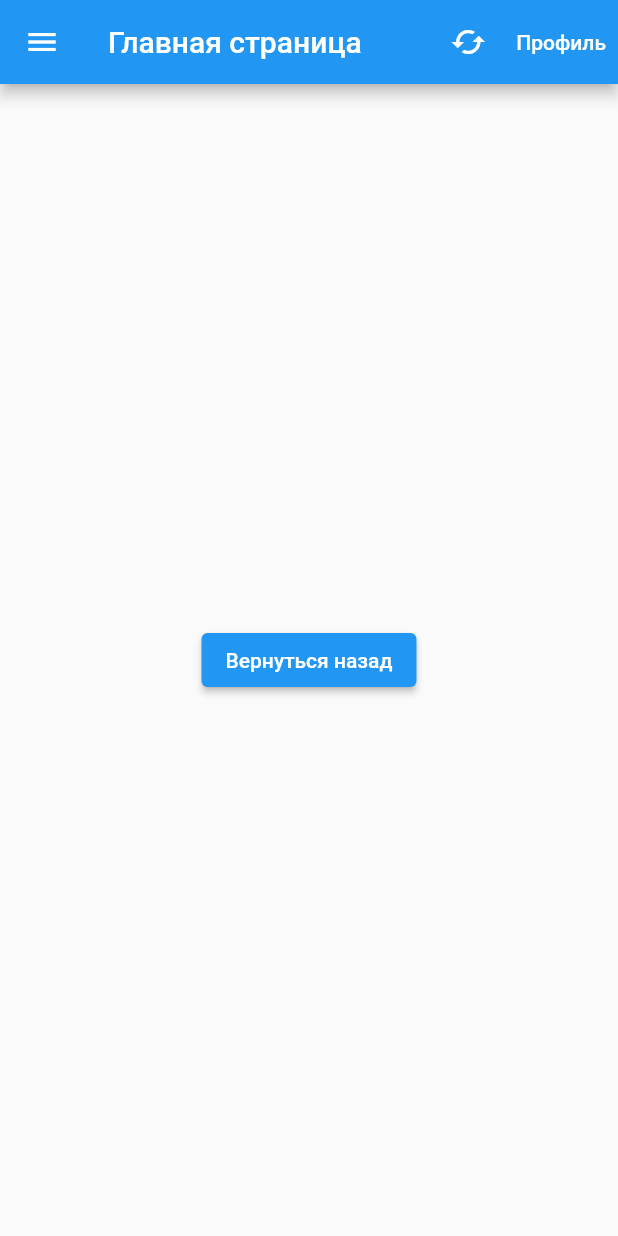
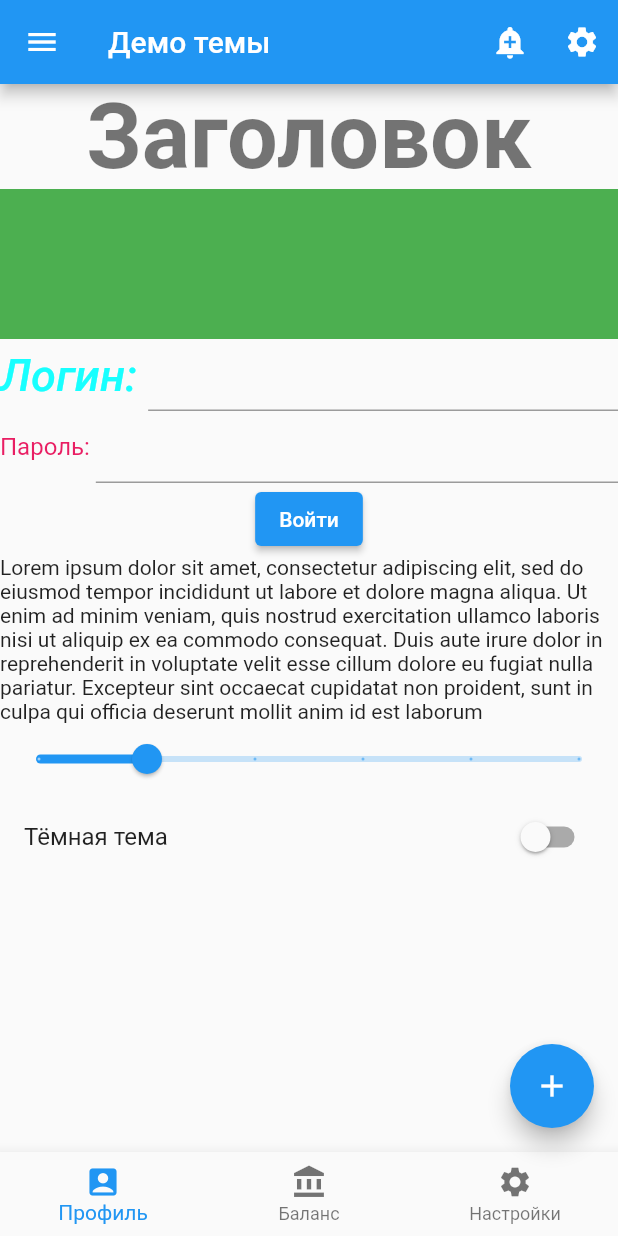
Before and after one commit to Olesya555/auth_page, a Flutter app: the screen it shows after launch, on a phone screen of 412 x 824 dp. Run offline on Flutter 3.47's test engine with Material 2 defaults, Android fonts, the phone set to English and light mode, and no system bars; our stand-ins replace syncfusion_flutter_sliders; missing offline and left inert: sliding_switch; Roboto replaces fonts that are missing (Georgia, Hind).

Commit message:
Темы для стилизации виджетов - урок.

```diff
--- a/lib/main.dart
+++ b/lib/main.dart
@@ -1,15 +1,16 @@
-import 'package:auth_page/app_bar_screen.dart';
-import 'package:auth_page/expanded_demo_screen.dart';
-import 'package:auth_page/navigatio_demo_moe.dart';
-import 'package:auth_page/navigation_demo.dart';
-import 'package:auth_page/navigation_drawer_screen.dart';
-import 'package:auth_page/widget_demo_screen.dart';
+import 'package:auth_page/screens/app_bar_screen.dart';
+import 'package:auth_page/screens/expanded_demo_screen.dart';
+import 'package:auth_page/screens/navigatio_demo_moe.dart';
+import 'package:auth_page/screens/navigation_demo.dart';
+import 'package:auth_page/screens/navigation_drawer_screen.dart';
+import 'package:auth_page/screens/theme_demo_screen.dart';
+import 'package:auth_page/screens/widget_demo_screen.dart';
 import 'package:flutter/material.dart';
 import 'package:auth_page/registraciya.dart';
-import 'package:auth_page/text_varianti_raboti.dart';
+import 'package:auth_page/screens/text_varianti_raboti.dart';
 import 'package:auth_page/pizza_calc_i_interactivnosti.dart';
 import 'package:auth_page/pizza_calc.dart';
 
 void main() {
-  runApp(const NavigationDemoMoe());
+  runApp(const ThemesDemoApp());
 }
--- /dev/null
+++ b/lib/screens/theme_demo_screen.dart
@@ -0,0 +1,179 @@
+import 'package:auth_page/screens/utils/global_theme.dart';
+import 'package:auth_page/screens/utils/strings.dart';
+import 'package:flutter/material.dart';
+
+class ThemesDemoApp extends StatelessWidget {
+  const ThemesDemoApp({Key? key}) : super(key: key);
+
+  @override
+  Widget build(BuildContext context) {
+    return MaterialApp(
+      theme: globalTheme(),  // автоматически у меня темы не менялись, нужно вручную прописывать параметр изменения
+      home: ThemesDemoScreen(),
+    );
+  }
+}
+
+class ThemesDemoScreen extends StatefulWidget {
+  const ThemesDemoScreen({Key? key}) : super(key: key);
+
+  @override
+  _ThemesDemoScreenState createState() => _ThemesDemoScreenState();
+}
+
+class _ThemesDemoScreenState extends State<ThemesDemoScreen> {
+  double _currentSliderValue = 20;  // установлен шаг слайдера
+  bool _isDarkTheme = false; // логическая переменна темы День/Ночь
+
+  // Виджет navigationDraw прописан отдельно в анонимной стрелочной функции, которая его формирует и
+  // вставляет в "приложение" по ссылке _navigationDraw()
+  Widget _navigationDraw() => Drawer(
+    child: ListView(
+      padding: EdgeInsets.zero, // обязательно нулевые отступы
+      children: [
+        DrawerHeader( // Заголовок
+          decoration: const BoxDecoration(
+            color: Colors.blue,
+          ),
+          child: Container(
+            height: 200,
+            child: Column(
+              mainAxisAlignment: MainAxisAlignment.center,
+              crossAxisAlignment: CrossAxisAlignment.center,
+              children: [
+                Container(
+                  height: 100,
+                  decoration: const BoxDecoration(
+                      borderRadius:
+                      BorderRadius.all(Radius.circular(50.0))),
+                  child: Image.network(
+                      "https://upload.wikimedia.org/wikipedia/commons/thumb/4/44/Google-flutter-logo.svg/330px-Google-flutter-logo.svg.png"),
+                ),
+                const Text("Навигация во Flutter")
+              ],
+            ),
+          ),
+        ),
+        // Кнопки-иконки с текстом и заголовок на панели navigationDraw
+        ListTile(
+          leading: const Icon(Icons.one_k),
+          title: const Text("Каталог"),
+          onTap: () {},
+        ),
+        ListTile(
+          leading: const Icon(Icons.two_k),
+          title: const Text("Корзина"),
+          onTap: () {},
+        ),
+        const Divider(), // разделитель Divider
+        const Padding(  // Текст на панели
+          padding: EdgeInsets.only(left: 10),
+          child: Text("Профиль",
+              style: TextStyle(
+                  color: Colors.grey, fontWeight: FontWeight.bold)),
+        ),
+        ListTile(
+          leading: const Icon(Icons.settings),
+          title: const Text("Настройки"),
+          onTap: () {},
+        ),
+      ],
+    ),
+  );
+
+  //Виджет AppBar прописан отдельно в анонимной стрелочной функции , которая его формирует и
+  //возвращает в "приложение" по ссылке _appBar(),
+  // PreferredSizeWidget (тип возвращаемого значения) - обязательно указывать - это позволяет
+  //  вынести AppBar над функционалом и  сделать кастомный AppBar самим, потом поэксперементируй!!!
+  PreferredSizeWidget _appBar() => AppBar(
+    title: Text('Демо темы', ), // заголовок
+    actions: [
+      IconButton( // иконки
+        icon: const Icon(Icons.add_alert),
+        tooltip: 'Уведомления',
+        onPressed: () {},
+      ),
+      IconButton( // иконки
+        icon: const Icon(Icons.settings),
+        tooltip: 'Настройки',
+        onPressed: () {},
+      ),
+    ],
+  );
+
+  @override
+  Widget build(BuildContext context) {
+    return MaterialApp(
+      //theme: globalTheme(),
+      home: Scaffold(
+        appBar: _appBar(),
+        drawer: _navigationDraw(),
+        body: SingleChildScrollView( // для скролинга, если на экране будет много элементов, его м.б. прокрутить
+          // + если вызывается экранная клавиатуру, она съедает много экранного пространства и скроллинг очень помогает,
+          // он убирает ошибку Переполнения по высоте
+          child: Center(
+            child: Column(
+              children: [
+                Text('Заголовок', style: Theme.of(context).textTheme.headline1),
+                Container(
+                  height: 100,
+                  color: Theme.of(context).colorScheme.secondary,
+                ),
+                Row(
+                  children:  [
+                    Text('Логин: ', style: Theme.of(context).textTheme.headline6), // ('Логин: ') делается физический отступ в тексте, что бы этот же отступ отобразился в поле
+                    const Expanded(child: TextField()),
+                  ],
+                ),
+                Row(
+                  children:  [
+                    Text('Пароль: ', style: Theme.of(context).textTheme.bodyText2),
+                    Expanded(child: TextField()),
+                  ],
+                ),
+                ElevatedButton(onPressed: () {}, child: Text('Войти')),
+                Text(Strings.longBodyText), // текст в отдельном файле lib/screens/utils/strings.dart импортируем его по ссылке
+                Slider(
+                  value: _currentSliderValue,
+                  max: 100,
+                  divisions: 5,
+                  label: _currentSliderValue.round().toString(),
+                  onChanged: (double value) {
+                    setState(() {
+                      _currentSliderValue = value;
+                    });
+                  },
+                ),
+                SwitchListTile(
+                    title: Text('Тёмная тема'),
+                    value: _isDarkTheme,
+                    onChanged: (val) {
+                      setState(() {
+                        _isDarkTheme = !_isDarkTheme;
+                        if (_isDarkTheme) {
+
+                        }
+                      });
+                    }),
+              ],
+            ),
+          ),
+        ),
+        floatingActionButton: FloatingActionButton(
+          onPressed: () {  },
+          child: Icon(Icons.add),
+        ),
+        bottomNavigationBar: BottomNavigationBar(
+          items: const [
+            BottomNavigationBarItem(
+                icon: Icon(Icons.account_box), label: 'Профиль'),
+            BottomNavigationBarItem(
+                icon: Icon(Icons.account_balance), label: 'Баланс'),
+            BottomNavigationBarItem(
+                icon: Icon(Icons.settings), label: 'Настройки'),
+          ],
+        ),
+      ),
+    );
+  }
+}
--- /dev/null
+++ b/lib/screens/utils/global_theme.dart
@@ -0,0 +1,19 @@
+import 'package:flutter/material.dart';
+
+ThemeData globalTheme() => ThemeData(
+  fontFamily: 'Georgia', // шрифт указали
+  splashColor: Colors.yellow, // цвет для обозначения нажатия на разные кнопки навигации
+// Цветовая тема, задается через спец. метод fromSwatch класса colorScheme
+  colorScheme: ColorScheme.fromSwatch(
+    brightness: Brightness.light, // задаём яркость, всего 2 режима светлый и темный
+    primarySwatch: Colors.orange, // главный, первичный цвет темы
+  ).copyWith(
+    secondary: Colors.green, // вторичный цвет или цвет акцента
+  ),
+// Текстовая тема
+  textTheme: const TextTheme(
+    headline1: TextStyle(fontSize: 60.0, fontWeight: FontWeight.bold),
+    headline6: TextStyle(fontSize: 30.0, color: Colors.cyanAccent, fontStyle: FontStyle.italic),
+    bodyText2: TextStyle(fontSize: 16.0, fontFamily: 'Hind', color: Colors.pink),
+  ),
+);
--- /dev/null
+++ b/lib/screens/utils/strings.dart
@@ -0,0 +1,3 @@
+class Strings {
+  static const longBodyText = 'Lorem ipsum dolor sit amet, consectetur adipiscing elit, sed do eiusmod tempor incididunt ut labore et dolore magna aliqua. Ut enim ad minim veniam, quis nostrud exercitation ullamco laboris nisi ut aliquip ex ea commodo consequat. Duis aute irure dolor in reprehenderit in voluptate velit esse cillum dolore eu fugiat nulla pariatur. Excepteur sint occaecat cupidatat non proident, sunt in culpa qui officia deserunt mollit anim id est laborum';
+}
```
